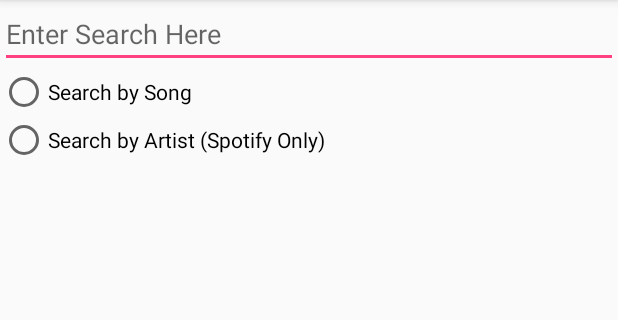
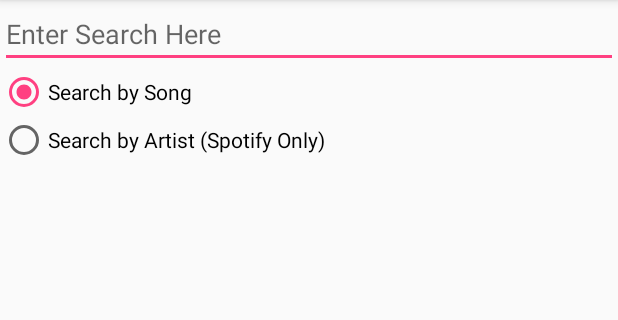
Before and after one commit to AlexAustin8/Sinuosity, an Android app: the SearchActivity screen opened directly, with no data from a screen before it, on a phone screen of 412 x 824 dp, the part 84-404 px from its top. Run offline under Robolectric (Android 15) with nearby library versions, the phone set to English and light mode, and no system bars.

Commit message:
Futher Development on SearchActivity

```diff
--- a/app/src/main/java/com/example/alex/tuneup/SearchActivity.java
+++ b/app/src/main/java/com/example/alex/tuneup/SearchActivity.java
@@ -1,14 +1,41 @@
 package com.example.alex.tuneup;
 
+import android.content.Intent;
 import android.support.v7.app.AppCompatActivity;
 import android.os.Bundle;
+import android.view.KeyEvent;
+import android.view.View;
+import android.widget.AdapterView;
+import android.widget.EditText;
+import android.widget.ListView;
+import android.widget.RadioButton;
+import android.widget.RadioGroup;
+
+import java.util.ArrayList;
 
 public class SearchActivity extends AppCompatActivity {
+    ArrayList<Track> results = new ArrayList<>();
+    RadioGroup selections;
+    RadioButton bySong, byArtist;
+    EditText searchBar;
+    ListView resultList;
+
 
     @Override
     protected void onCreate(Bundle savedInstanceState) {
         super.onCreate(savedInstanceState);
         setContentView(R.layout.activity_search);
+
+        //TODO: Create code to parse JSON into Track objects that are placed into results
+
+        selections = this.findViewById(R.id.search_selection);
+        bySong = this.findViewById(R.id.song_search);
+        byArtist = this.findViewById(R.id.artist_search);
+        searchBar = this.findViewById(R.id.search_input);
+        resultList = this.findViewById(R.id.result_list);
+        bySong.toggle();
+        searchBar.setOnKeyListener(mKeyListener);
+        resultList.setOnItemClickListener(mListener);
 
         //Send a request to the server, and then parse the results into an
         //array of Track objects to put in the list. Then we can fill the list
@@ -16,4 +43,41 @@ public class SearchActivity extends AppCompatActivity {
 
 
     }
+
+    private View.OnKeyListener mKeyListener = new View.OnKeyListener() {
+        @Override
+        public boolean onKey(View v, int keyCode, KeyEvent event) {
+
+            switch(selections.getCheckedRadioButtonId()){
+                case R.id.song_search:
+                    //TODO: Make server request to return search results by Song so that results is populated, call an Async task
+
+                    break;
+                case R.id.artist_search:
+                    //TODO: Make server request to return search results by artists (Spotify only) so that results is populated, call an Async task
+            }
+            return false;
+        }
+
+    };
+
+    private AdapterView.OnItemClickListener mListener = new AdapterView.OnItemClickListener() {
+        @Override
+        public void onItemClick(AdapterView<?> parent, View view, int p, long id) {
+            Intent i = new Intent(getApplicationContext(), MainActivity.class);
+            //Make server request to post selected item.
+
+            //Return to the lobby activity.
+            startActivity(i);
+        }
+    };
+
+
+
+    //TODO: Create Async task that populates results and includes the following code in the onCompleted:
+    //final TrackAdapter adapter = new TrackAdapter(getApplicationContext(), results)
+    //resultList.setAdapter(adapter)
+
+
+
 }
--- a/app/src/main/res/layout/activity_search.xml
+++ b/app/src/main/res/layout/activity_search.xml
@@ -14,8 +14,7 @@
         android:layout_height="wrap_content"
         android:hint="@string/search_hint"
         android:inputType="text"
-        android:lines="4"
-        app:layout_constraintTop_toBottomOf="@+id/total_prompt" />
+        android:lines="4" />
 
 
     <RadioGroup xmlns:android="http://schemas.android.com/apk/res/android"
--- a/app/src/main/res/layout/search_result_layout.xml
+++ b/app/src/main/res/layout/search_result_layout.xml
@@ -10,6 +10,7 @@
         android:layout_width="wrap_content"
         android:layout_height="wrap_content"
         android:paddingLeft="@dimen/result_padding"
+        android:text="Song Title"
         android:textAppearance="@style/TextAppearance.AppCompat.Display1"
         android:visibility="visible"
         app:layout_constraintLeft_toRightOf="@+id/album_art" />
@@ -21,6 +22,7 @@
         android:layout_height="wrap_content"
         android:paddingLeft="@dimen/result_padding"
         android:visibility="visible"
+        android:text="Artist"
         app:layout_constraintLeft_toRightOf="@+id/album_art"
         app:layout_constraintTop_toBottomOf="@+id/song_title" />
 
```
